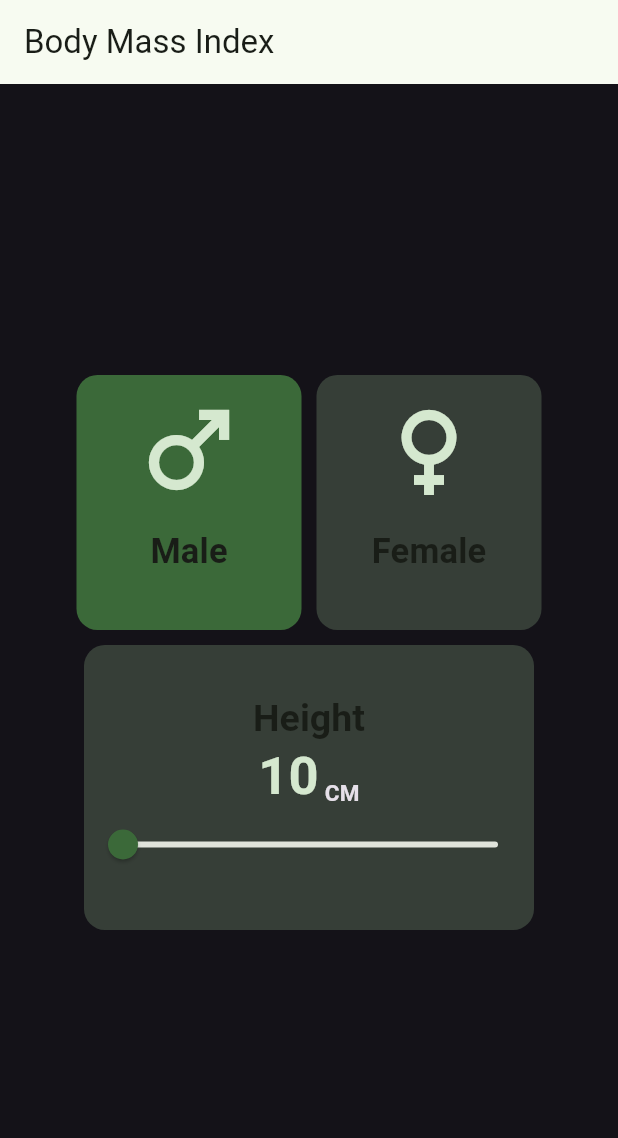
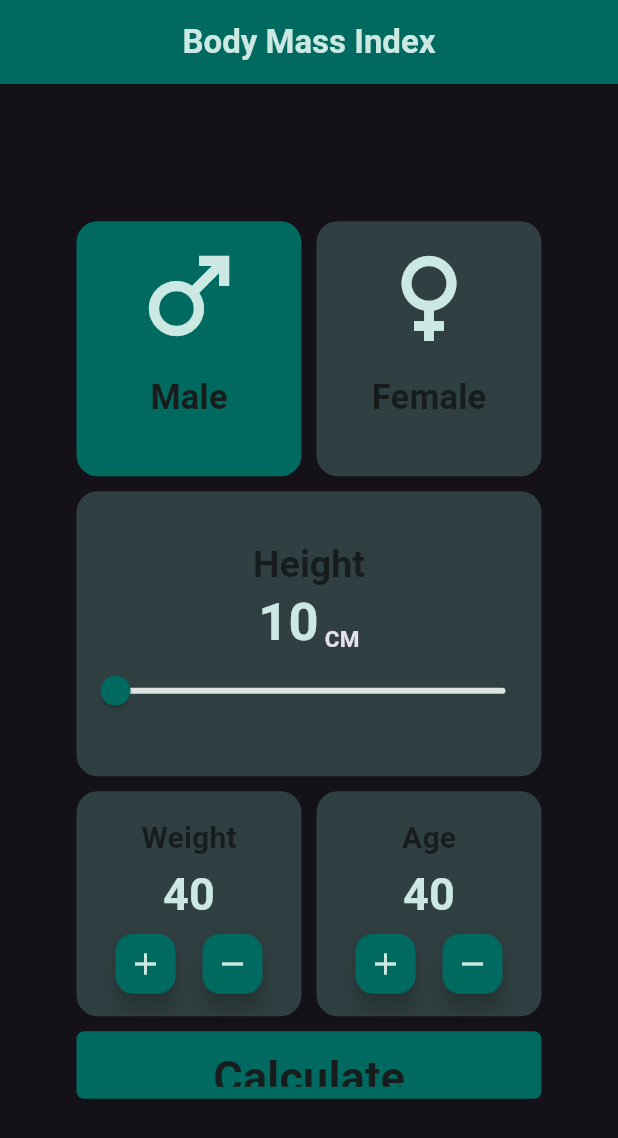
Before and after one commit to AbdelrhmanAmer/BMI_flutter_app, a Flutter app: the screen it shows after launch, on a phone screen of 412 x 824 dp. Shown: the top 1138 px of the screen. Run offline on Flutter 3.47's test engine with Material 3 defaults, Android fonts, the phone set to English and light mode, and no system bars.

Commit message:
counter / result

```diff
--- a/bmi_app/lib/main.dart
+++ b/bmi_app/lib/main.dart
@@ -14,7 +14,7 @@ class MyApp extends StatelessWidget {
     return MaterialApp(
       title: 'Flutter Demo',
       theme: ThemeData.dark().copyWith(
-        colorScheme: ColorScheme.fromSeed(seedColor: Colors.green),
+        colorScheme: ColorScheme.fromSeed(seedColor: Colors.teal,),
         brightness: Brightness.dark
       ),
       home: const HomeScreen(),
--- a/bmi_app/lib/screens/home.dart
+++ b/bmi_app/lib/screens/home.dart
@@ -1,6 +1,10 @@
+import 'dart:math';
+
+import 'package:bmi_app/screens/result.dart';
 import 'package:bmi_app/widgets/height_slider.dart';
 import 'package:flutter/material.dart';
 
+import '../widgets/counter.dart';
 import '../widgets/gender_box.dart';
 
 class HomeScreen extends StatefulWidget {
@@ -13,19 +17,38 @@ class _HomeScreenState extends State<HomeScreen> {
   bool isMale = true;
   @override
   Widget build(BuildContext context) {
-    double myWeight;
-    double myHeight;
-    int myAge;
+    double myWeight = 40;
+    double myHeight = 150;
+    double myAge = 40;
+    double bmi = 0;
+
+    calcBmi(){
+      setState(() {
+        bmi = myWeight/pow(myHeight/100, 2);
+      });
+    }
+
     return Scaffold(
       appBar: AppBar(
-        title: const Text('Body Mass Index'),
+        title: Text(
+            'Body Mass Index',
+          style: Theme.of(context).textTheme.titleLarge!.copyWith(
+            color: Theme.of(context).colorScheme.secondaryContainer,
+            fontWeight: FontWeight.bold
           ),
-      body: Container(
+        ),
+        centerTitle: true,
+        backgroundColor: Theme.of(context).colorScheme.primary,
+      ),
+      body: SafeArea(
+        child: Container(
           padding: const EdgeInsets.all(16),
           child:Column(
             mainAxisAlignment: MainAxisAlignment.center,
             children: [
-            Row( mainAxisAlignment: MainAxisAlignment.center, children: [
+              Row(
+                mainAxisAlignment: MainAxisAlignment.center,
+                children: [
                   InkWell(
                       onTap: () =>setState(() => isMale = isMale ? isMale : !isMale),
                       child: GenderBox(gender: "Male", icon: Icons.male, isMale: isMale, )
@@ -37,9 +60,60 @@ class _HomeScreenState extends State<HomeScreen> {
                 ],
               ),
               HeightSlider(onHeight: (height)=>myHeight = height),
-
+              Row(
+                mainAxisAlignment: MainAxisAlignment.center,
+                children: [
+                  Counter(
+                    title: "Weight",
+                    onChange: (value) =>myWeight = value
+                  ),
+                  const SizedBox(width: 10,),
+                  Counter(
+                    title: "Age",
+                    onChange: (value) =>  myAge = value
+                  ),
+                ],
+              ),
+              const SizedBox(height: 10,),
+              Container(
+                width: 310,
+                height: 45,
+                decoration: BoxDecoration(
+                  color: Theme.of(context).colorScheme.primary,
+                  borderRadius: BorderRadius.circular(5),
+                ),
+                child: TextButton(
+                  onPressed: (){
+                    calcBmi();
+                    print('height: $myHeight    myWeight: $myWeight ');
+                    Navigator.of(context).push(
+                      MaterialPageRoute(builder: (ctx){
+                        return ResultScreen(
+                          result: bmi,
+                          gender: isMale?"Male":"Female",
+                          age: myAge,
+                          status:
+                                bmi < 18.5               ? "Underweight"
+                              : bmi > 18.5 && bmi < 24.9 ? "Normal"
+                              : bmi > 24.9 && bmi < 29.9 ? "Overweight"
+                              : "Obese",
+                        );
+                      })
+                    );
+                  },
+                  child: Text(
+                    'Calculate',
+                    style: Theme.of(context).textTheme.titleMedium!.copyWith(
+                        color: Theme.of(context).colorScheme.onBackground,
+                        fontWeight: FontWeight.bold,
+                        fontSize: 30
+                    ),
+                  ),
+                ),
+              )
 
             ],
+          ),
         ),
       ),
     );
--- /dev/null
+++ b/bmi_app/lib/widgets/counter.dart
@@ -0,0 +1,83 @@
+import 'package:flutter/material.dart';
+
+class Counter extends StatefulWidget {
+  const Counter({
+    super.key,
+    required this.title,
+    required this.onChange,
+  });
+
+  final String title;
+  final void Function(double value) onChange;
+
+  @override
+  State<Counter> createState() => _CounterState();
+}
+
+class _CounterState extends State<Counter> {
+  double counter = 40;
+  @override
+  Widget build(BuildContext context) {
+    return Container(
+      padding: const EdgeInsets.all(16),
+      width: 150,
+      height: 150,
+      decoration: BoxDecoration(
+        color: Theme.of(context).colorScheme.primaryContainer.withOpacity(.2),
+        borderRadius: BorderRadius.circular(14),
+      ),
+      child: Column(
+        mainAxisAlignment: MainAxisAlignment.center,
+        children: [
+          Text(
+            widget.title,
+            style: Theme.of(context).textTheme.titleMedium!.copyWith(
+              color: Theme.of(context).colorScheme.onBackground,
+              fontSize: 20,
+              fontWeight: FontWeight.bold
+            ),
+          ),
+          Text(
+            '${counter.round()}',
+            style: Theme.of(context).textTheme.titleMedium!.copyWith(
+                color: Theme.of(context).colorScheme.secondaryContainer,
+                fontSize: 30,
+                fontWeight: FontWeight.bold
+            ),
+          ),
+          Row(
+            mainAxisAlignment: MainAxisAlignment.center,
+            children: [
+              FloatingActionButton(
+                foregroundColor: Theme.of(context).colorScheme.secondaryContainer,
+                backgroundColor: Theme.of(context).colorScheme.primary,
+                onPressed: (){
+                  setState(()=>counter++);
+                  widget.onChange(counter);
+                },
+                mini: true,
+                child: const Icon(Icons.add),
+              ),
+              const SizedBox(width: 10,),
+              FloatingActionButton(
+                foregroundColor: Theme.of(context).colorScheme.secondaryContainer,
+                backgroundColor: Theme.of(context).colorScheme.primary,
+                onPressed: (){
+                  if(counter > 1) {
+                    setState(()=>counter--);
+                    widget.onChange(counter);
+                  }else{
+                    return;
+                  }
+                },
+                mini: true,
+                child: const Icon(Icons.remove),
+              ),
+            ],
+          )
+
+        ],
+      ),
+    );
+  }
+}
--- a/bmi_app/lib/widgets/height_slider.dart
+++ b/bmi_app/lib/widgets/height_slider.dart
@@ -19,7 +19,7 @@ class _HeightSliderState extends State<HeightSlider> {
   Widget build(BuildContext context) {
     return Container(
               margin: const EdgeInsets.all(10),
-              width: 300,
+              width: 310,
               height: 190,
               decoration: BoxDecoration(
                 borderRadius: BorderRadius.circular(14),
```
Also changed, not shown: bmi_app/lib/screens/result.dart (added, +75 -0 lines). Lines whose indentation alone changed are shown as unchanged.
